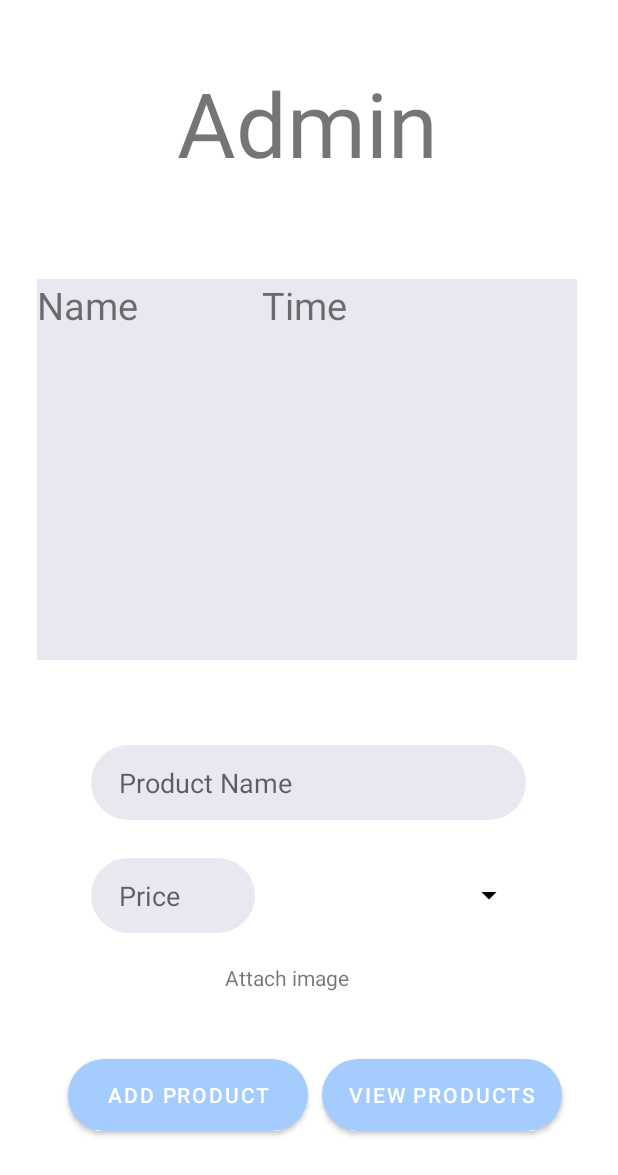
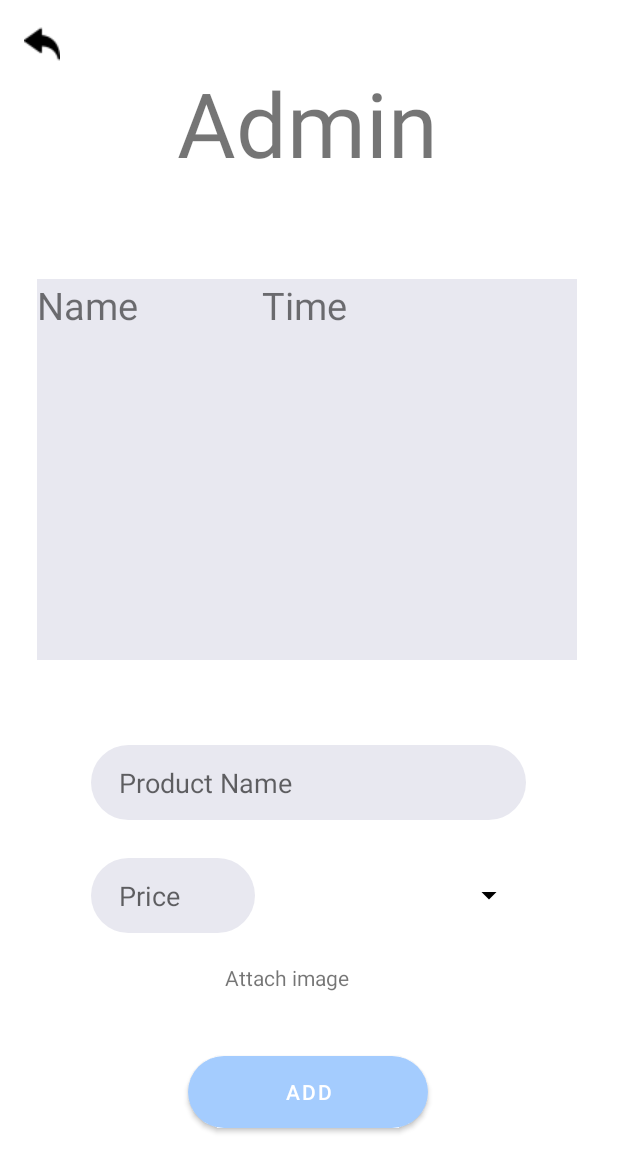
Before and after one commit to Mhmdbaba/CSC498G_FinalProject_BarberApp, an Android app: the admin screen opened directly, with no data from a screen before it, on a phone screen of 412 x 824 dp. Shown: the top 1175 px of the screen. Run offline under Robolectric (Android 15) with nearby library versions, the phone set to English and light mode, and no system bars.

Commit message:
commit 20

```diff
--- a/app/src/main/java/com/example/barber/HomePage.java
+++ b/app/src/main/java/com/example/barber/HomePage.java
@@ -17,11 +17,13 @@ public class HomePage extends AppCompatActivity {
     protected void onCreate(Bundle savedInstanceState) {
         super.onCreate(savedInstanceState);
         setContentView(R.layout.activity_home_page);
-        tv_admin = (TextView) findViewById(R.id.tv_admin);
+        //tv_admin = (TextView) findViewById(R.id.tv_admin);
         Intent intent = getIntent();
         String username = intent.getStringExtra("username");
         if (!username.equalsIgnoreCase("admin"))
             tv_admin.setVisibility(View.INVISIBLE);
+
+
 
     }
 
--- a/app/src/main/res/layout/activity_admin.xml
+++ b/app/src/main/res/layout/activity_admin.xml
@@ -6,6 +6,20 @@
     android:layout_height="match_parent"
     tools:context=".admin">
 
+    <ImageView
+        android:id="@+id/imageView6"
+        android:layout_width="wrap_content"
+        android:layout_height="wrap_content"
+        android:onClick="Button"
+        android:tag="back"
+        app:layout_constraintBottom_toBottomOf="parent"
+        app:layout_constraintEnd_toEndOf="parent"
+        app:layout_constraintHorizontal_bias="0.041"
+        app:layout_constraintStart_toStartOf="parent"
+        app:layout_constraintTop_toTopOf="parent"
+        app:layout_constraintVertical_bias="0.022"
+        app:srcCompat="@drawable/back" />
+
     <Button
         android:id="@+id/button7"
         android:layout_width="160dp"
@@ -13,28 +27,13 @@
         android:background="@drawable/rounded_corner"
         android:onClick="Button"
         android:tag="add"
-        android:text="Add product"
+        android:text="Add"
         app:layout_constraintBottom_toBottomOf="parent"
         app:layout_constraintEnd_toEndOf="parent"
-        app:layout_constraintHorizontal_bias="0.181"
+        app:layout_constraintHorizontal_bias="0.498"
         app:layout_constraintStart_toStartOf="parent"
         app:layout_constraintTop_toTopOf="parent"
-        app:layout_constraintVertical_bias="0.91" />
-
-    <Button
-        android:id="@+id/button8"
-        android:layout_width="160dp"
-        android:layout_height="48dp"
-        android:background="@drawable/rounded_corner"
-        android:onClick="Button"
-        android:tag="view"
-        android:text="View products"
-        app:layout_constraintBottom_toBottomOf="parent"
-        app:layout_constraintEnd_toEndOf="parent"
-        app:layout_constraintHorizontal_bias="0.853"
-        app:layout_constraintStart_toStartOf="parent"
-        app:layout_constraintTop_toTopOf="parent"
-        app:layout_constraintVertical_bias="0.91" />
+        app:layout_constraintVertical_bias="0.907" />
 
     <Spinner
         android:id="@+id/spinner2"
```
Also changed, not shown: app/src/main/java/com/example/barber/admin.java (+14 -0 lines), app/src/main/res/layout/activity_home_page.xml (+16 -16 lines).
